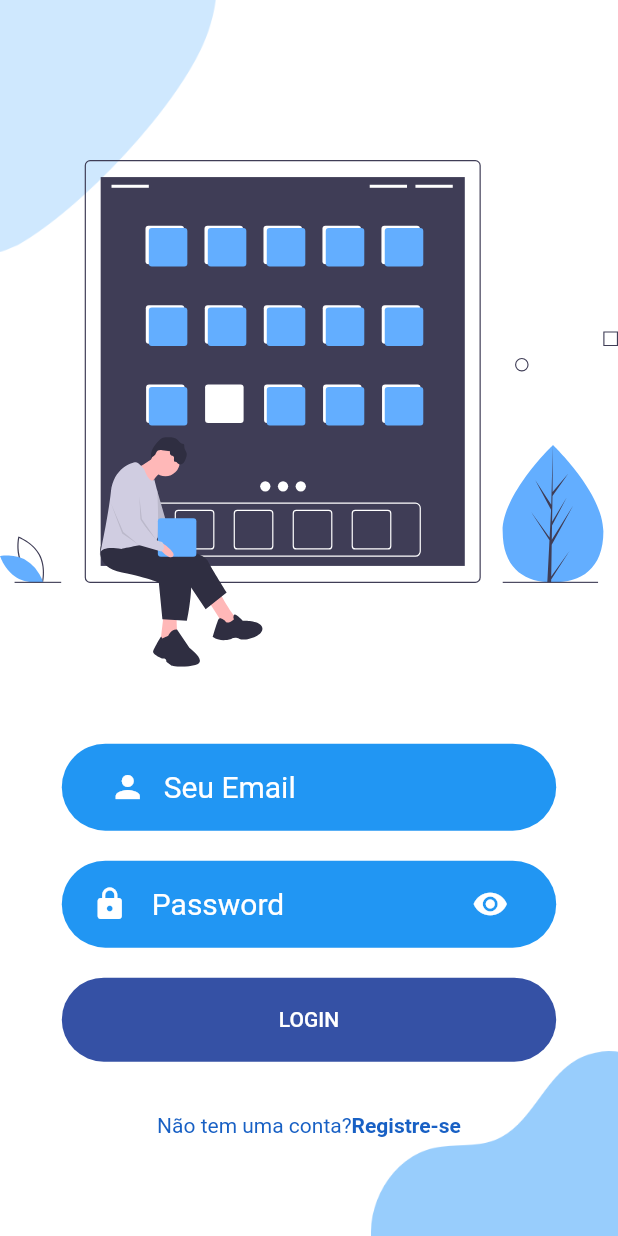
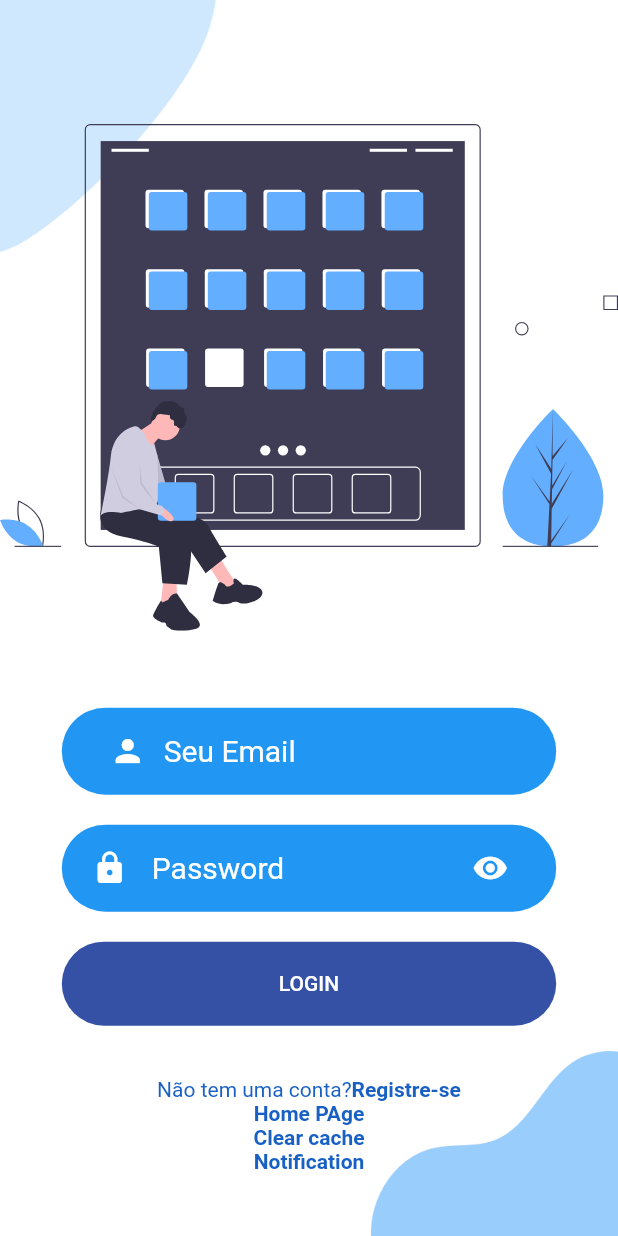
Before and after one commit to HerickJhones11/uiLoginFlutter, a Flutter app: the screen it shows after launch, after a tap on "LOGIN", on a phone screen of 412 x 824 dp. Run offline on Flutter 3.47's test engine with Material 2 defaults, Android fonts, the phone set to English and light mode, and no system bars; our stand-ins replace firebase_core, firebase_messaging, flutter_svg, shared_preferences; accounts and stored records are empty; network calls fail.

Commit message:
Atualização do dia 16/09/2021

```diff
--- a/lib/main.dart
+++ b/lib/main.dart
@@ -1,8 +1,21 @@
 import 'package:flutter/material.dart';
 import './views/Welcome/Welcome.dart';
 import './constants.dart';
+import 'package:firebase_messaging/firebase_messaging.dart';
+import 'package:firebase_core/firebase_core.dart';
 
-void main() {
+
+Future<void> _firebaseMessagingBackgroundHandler(RemoteMessage message) async {
+  await Firebase.initializeApp();
+  print('Handling a background message ${message.messageId}');
+}
+
+void main() async {
+  // push notification
+  WidgetsFlutterBinding.ensureInitialized();
+  Firebase.initializeApp();
+
+
   runApp(const MyApp());
 }
 
--- a/lib/views/HomePage/components/body.dart
+++ b/lib/views/HomePage/components/body.dart
@@ -37,14 +37,14 @@ class API {
   static Future getUsers() async {
     var url = baseUrl + "/users";
     final SharedPreferences prefs = await SharedPreferences.getInstance();
-    final String? userId = prefs.getString('username');
+    final String? token = prefs.getString('token');
     //print(userId);
 
     return http.get(Uri.parse(url),
       headers: {
         'Content-type': 'application/json',
         'Accept': 'application/json',
-        "Authorization" : "Bearer $userId",
+        "Authorization" : "Bearer $token",
       },
     );
 
--- a/lib/views/Login/components/body.dart
+++ b/lib/views/Login/components/body.dart
@@ -8,9 +8,11 @@ import 'package:loginpage/components/rounded_input_field.dart';
 import 'package:loginpage/components/rounded_password_field.dart';
 import 'package:loginpage/components/text_field_container.dart';
 import 'package:loginpage/constants.dart';
+import 'package:loginpage/views/HomePage/Home.dart';
 import 'package:loginpage/views/Login/components/background.dart';
 import 'package:http/http.dart' as http;
 import 'package:loginpage/views/Login/components/controller.dart';
+import 'package:loginpage/views/Notification/Notification.dart';
 import 'package:loginpage/views/Signup/signup_screen.dart';
 import 'package:shared_preferences/shared_preferences.dart';
 
@@ -24,16 +26,9 @@ class Body extends StatelessWidget {
     TextEditingController userController = TextEditingController();
     TextEditingController passwordController = TextEditingController();
 
-    void teste() async {
-      final SharedPreferences prefs = await SharedPreferences.getInstance();
-      final String? token = prefs.getString('token');
-      if (token != null) {
-        print('redirecionar');
-      }
-      print(token);
-    }
 
-    teste();
+
+    checkUser(context);
 
     Size size = MediaQuery.of(context).size;
     return Background(
@@ -81,7 +76,56 @@ class Body extends StatelessWidget {
                 }),
               );
             },
-          )
+          ),
+          GestureDetector(
+            onTap: () async {
+              Navigator.push(
+                context,
+                MaterialPageRoute(builder: (context) {
+                  return Home();
+                }),
+              );
+            },
+            child: Text(
+                "Home PAge",
+                style: TextStyle(
+                    color: kPrimaryLightColor,
+                    fontWeight: FontWeight.bold
+                )
+            ),
+          ),
+          GestureDetector(
+            onTap: () async {
+              SharedPreferences preferences = await SharedPreferences.getInstance();
+              await preferences.clear();
+            },
+            child: Text(
+                "Clear cache",
+                style: TextStyle(
+                    color: kPrimaryLightColor,
+                    fontWeight: FontWeight.bold
+                )
+            ),
+          ),
+          GestureDetector(
+            onTap: () async {
+              print('levar pra tela de notification');
+              Navigator.push(
+                context,
+                MaterialPageRoute(builder: (context) {
+                  return NotificationPage();
+                }),
+              );
+
+            },
+            child: Text(
+                "Notification",
+                style: TextStyle(
+                    color: kPrimaryLightColor,
+                    fontWeight: FontWeight.bold
+                )
+            ),
+          ),
         ],
       ),
     );
--- a/lib/views/Login/components/controller.dart
+++ b/lib/views/Login/components/controller.dart
@@ -97,3 +97,26 @@ Future<http.Response> checkAuth ( TextEditingController user, TextEditingControl
 
   return response;
 }
+
+void checkUser(BuildContext context) async {
+  final SharedPreferences prefs = await SharedPreferences.getInstance();
+  final String? token = prefs.getString('token');
+  if (token != null) {
+    final String? token = prefs.getString('token');
+    const url = "http://10.0.2.2:8000/api/login/check";
+    var response = await http.get(Uri.parse(url),
+      headers: {
+        'Content-type': 'application/json',
+        'Accept': 'application/json',
+        "Authorization" : "Bearer $token",
+      },
+    );
+    bool valid = json.decode(response.body)["valid"];
+    if(valid == true){
+      Navigator.push(context, new MaterialPageRoute(
+          builder: (context) => new Home())
+      );
+    }
+  }
+  //print(token);
+}
--- a/pubspec.yaml
+++ b/pubspec.yaml
@@ -37,6 +37,7 @@ dependencies:
   flutter_svg: ^0.22.0
   http: ^0.13.3
   shared_preferences: ^2.0.7
+  firebase_messaging: ^10.0.7
 
 dev_dependencies:
   flutter_test:
```
Also changed, not shown: lib/views/HomePage/Home.dart (+4 -3 lines), lib/views/Notification/Notification.dart (+86 -0 lines), pubspec.lock, 1 other file.
